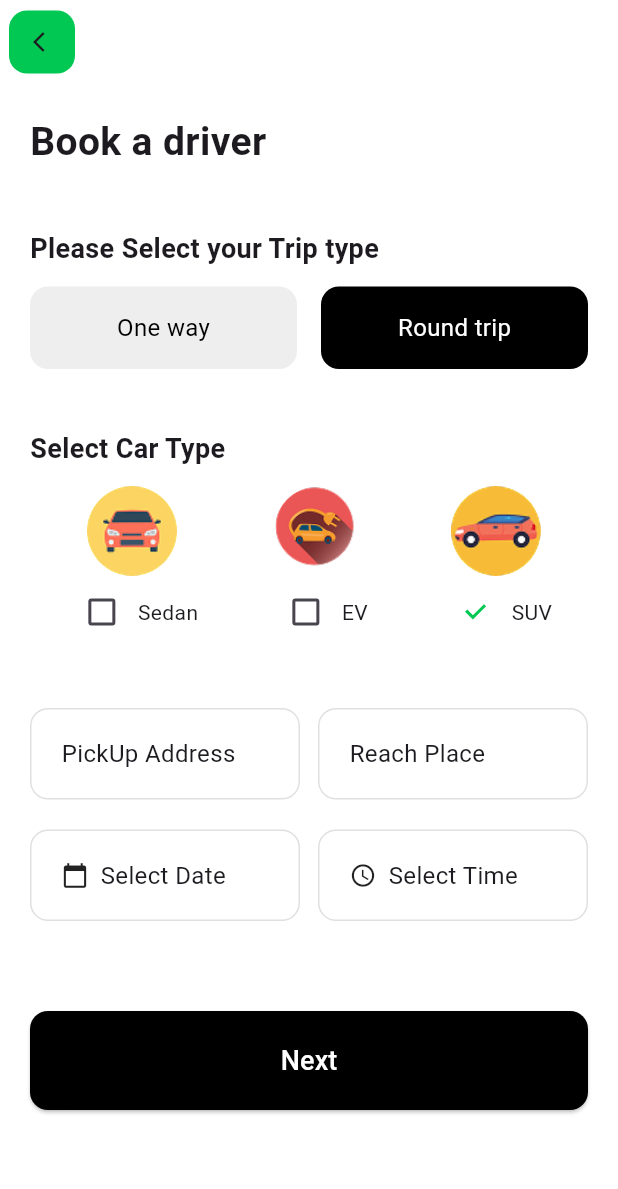
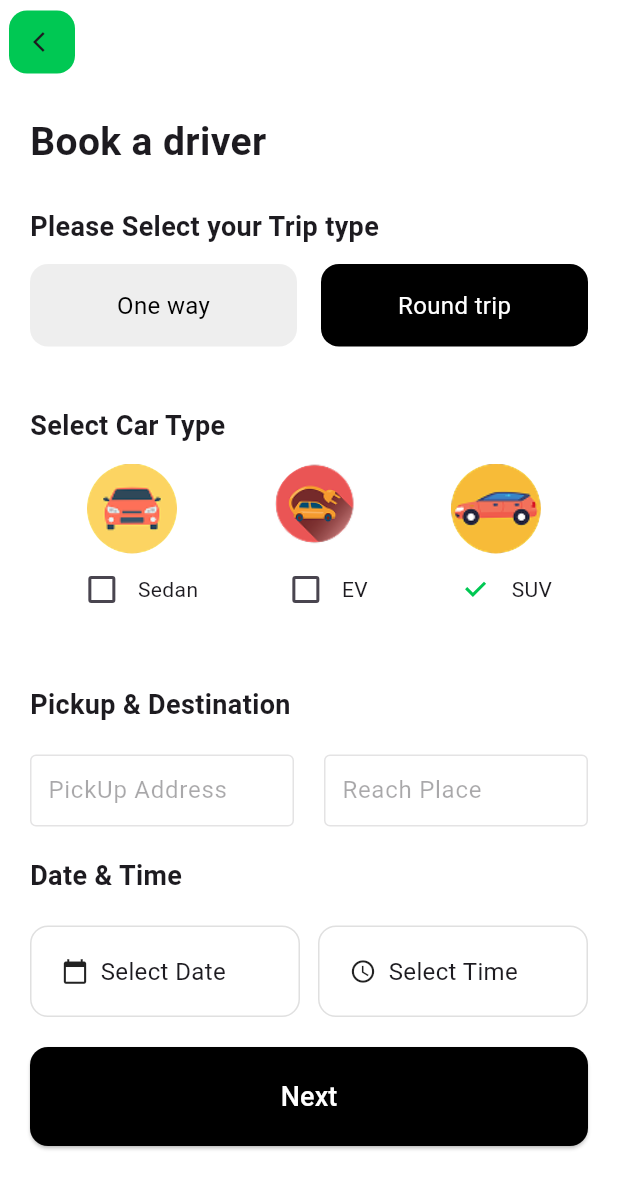
Before and after one commit to VrutiPatel102/Driver_Hire, a Flutter app: the BookDriverScreen screen opened by its route, on a phone screen of 412 x 824 dp. Shown: the top 1189 px of the screen. Run offline on Flutter 3.47's test engine with Material 3 defaults, Android fonts, the phone set to English and light mode, and no system bars; our stand-ins replace flutter_map, geocoding, google_maps_flutter, latlong2; missing offline and left inert: flutter_osm_plugin.

Commit message:
User and driver both ridedetailScreen (Map) done with navigation

```diff
--- a/lib/user/Home/book_driver.dart
+++ b/lib/user/Home/book_driver.dart
@@ -1,6 +1,8 @@
+import 'package:driver_hire/Address_Pickup_drop/location_picker.dart';
 import 'package:driver_hire/navigation/appRoute.dart';
 import 'package:flutter/material.dart';
 import 'package:driver_hire/color.dart';
+import 'package:flutter_osm_plugin/flutter_osm_plugin.dart';
 import 'package:google_maps_flutter/google_maps_flutter.dart';
 import 'map_picker_screen.dart';
 
@@ -12,6 +14,11 @@ class BookDriverScreen extends StatefulWidget {
 }
 
 class _BookDriverScreenState extends State<BookDriverScreen> {
+  TextEditingController pickUpController = TextEditingController();
+  TextEditingController reachController = TextEditingController();
+
+  GeoPoint? point1;
+  GeoPoint? point2;
   String selectedTripType = 'Round trip';
   String selectedCarType = 'SUV';
 
@@ -27,7 +34,6 @@ class _BookDriverScreenState extends State<BookDriverScreen> {
       appBar: _buildAppbar(),
       body: Padding(
         padding: const EdgeInsets.all(20),
-        child: SingleChildScrollView(
         child: Column(
           crossAxisAlignment: CrossAxisAlignment.start,
           children: [
@@ -35,7 +41,7 @@ class _BookDriverScreenState extends State<BookDriverScreen> {
               'Book a driver',
               style: TextStyle(fontSize: 26, fontWeight: FontWeight.bold),
             ),
-              const SizedBox(height: 40),
+            const SizedBox(height: 25),
             const Text(
               'Please Select your Trip type',
               style: TextStyle(fontSize: 18, fontWeight: FontWeight.bold),
@@ -63,14 +69,98 @@ class _BookDriverScreenState extends State<BookDriverScreen> {
               ],
             ),
             const SizedBox(height: 40),
+            Text(
+              "Pickup & Destination",
+              style: TextStyle(fontSize: 18, fontWeight: FontWeight.bold),
+            ),
+            SizedBox(height: 20),
             Row(
               children: [
-                  Expanded(child: _locationInput('PickUp Address', true)),
-                  const SizedBox(width: 12),
-                  Expanded(child: _locationInput('Reach Place', false)),
+                Expanded(
+                  child: GestureDetector(
+                    onTap: () async {
+                      var result = await Navigator.of(context).push(
+                        MaterialPageRoute(
+                          builder: (context) => LocationPicker(
+                            initialLatitude: 23.0273,
+                            initialLongitude: 72.5607,
+                          ),
+                        ),
+                      );
+
+                      if (result != null) {
+                        if (result is SimpleLocationResult) {
+                          point1 = GeoPoint(
+                            latitude: result.latitude,
+                            longitude: result.longitude,
+                          );
+                          pickUpController.text =
+                              "${point1?.latitude},${point1?.longitude}";
+                          setState(() {});
+                        }
+                      }
+                    },
+                    child: TextField(
+                      enabled: false,
+                      controller: pickUpController,
+                      decoration: InputDecoration(
+                        hintText: "PickUp Address",
+                        border: OutlineInputBorder(),
+                        contentPadding: EdgeInsets.symmetric(
+                          vertical: 10,
+                          horizontal: 8,
+                        ),
+                      ),
+                    ),
+                  ),
+                ),
+                SizedBox(width: 20),
+                Expanded(
+                  child: GestureDetector(
+                    onTap: () async {
+                      var result = await Navigator.of(context).push(
+                        MaterialPageRoute(
+                          builder: (context) => LocationPicker(
+                            initialLatitude: 23.0273,
+                            initialLongitude: 72.5607,
+                          ),
+                        ),
+                      );
+
+                      if (result != null) {
+                        if (result is SimpleLocationResult) {
+                          point2 = GeoPoint(
+                            latitude: result.latitude,
+                            longitude: result.longitude,
+                          );
+                          reachController.text =
+                              "${point2?.latitude},${point2?.longitude}";
+                          setState(() {});
+                        }
+                      }
+                    },
+                    child: TextField(
+                      enabled: false,
+                      controller: reachController,
+                      decoration: InputDecoration(
+                        hintText: "Reach Place",
+                        border: OutlineInputBorder(),
+                        contentPadding: EdgeInsets.symmetric(
+                          vertical: 10,
+                          horizontal: 8,
+                        ),
+                      ),
+                    ),
+                  ),
+                ),
               ],
             ),
             const SizedBox(height: 20),
+            Text(
+              "Date & Time",
+              style: TextStyle(fontSize: 18, fontWeight: FontWeight.bold),
+            ),
+            SizedBox(height: 20),
             Row(
               children: [
                 Expanded(
@@ -90,7 +180,7 @@ class _BookDriverScreenState extends State<BookDriverScreen> {
                 ),
               ],
             ),
-              const SizedBox(height: 60),
+            const SizedBox(height: 20),
             SizedBox(
               width: double.infinity,
               child: ElevatedButton(
@@ -102,7 +192,7 @@ class _BookDriverScreenState extends State<BookDriverScreen> {
                   ),
                 ),
                 onPressed: () {
-                      Navigator.pushNamed(context,AppRoute.waitingDriver);
+                  Navigator.pushNamed(context, AppRoute.waitingDriver);
                 },
                 child: Text(
                   'Next',
@@ -111,7 +201,6 @@ class _BookDriverScreenState extends State<BookDriverScreen> {
               ),
             ),
           ],
-          ),
         ),
       ),
     );
@@ -173,41 +262,6 @@ class _BookDriverScreenState extends State<BookDriverScreen> {
           ],
         ),
       ],
-    );
-  }
-
-  /// === Location Input ===
-  Widget _locationInput(String hint, bool isPickup) {
-    String value = isPickup ? pickupAddress : reachPlace;
-    return InkWell(
-      onTap: () async {
-        final result = await Navigator.push(
-          context,
-          MaterialPageRoute(builder: (_) => const MapPickerScreen()),
-        );
-        if (result != null && result is LatLng) {
-          setState(() {
-            String locationText =
-                'Lat: ${result.latitude.toStringAsFixed(4)}, Lng: ${result.longitude.toStringAsFixed(4)}';
-            if (isPickup) {
-              pickupAddress = locationText;
-            } else {
-              reachPlace = locationText;
-            }
-          });
-        }
-      },
-      child: Container(
-        padding: const EdgeInsets.symmetric(horizontal: 20, vertical: 18),
-        decoration: BoxDecoration(
-          border: Border.all(color: Colors.grey.shade300),
-          borderRadius: BorderRadius.circular(12),
-        ),
-        child: Text(
-          value.isEmpty ? hint : value,
-          style: const TextStyle(fontSize: 16),
-        ),
-      ),
     );
   }
 
--- a/pubspec.yaml
+++ b/pubspec.yaml
@@ -38,6 +38,8 @@ dependencies:
   flutter_map: ^6.1.0
   latlong2: ^0.9.0
   flutter_polyline_points: ^2.0.0
+  flutter_osm_plugin: ^1.3.7
+  geocoding: ^2.1.0
 
 dev_dependencies:
   flutter_test:
```
Also changed, not shown: lib/Address_Pickup_drop/location_picker.dart (added, +137 -0 lines), lib/Address_Pickup_drop/map_widget.dart (added, +77 -0 lines), pubspec.lock, 5 other files. Lines whose indentation alone changed are shown as unchanged.
